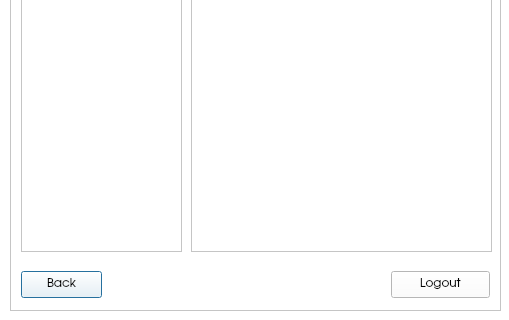
The window that adminviewresult.ui (abhinavthukral28/stuPID) describes before a commit, drawn with Qt 5; both pictures show x 0 to 509 and y 200 to 520 of the 509 by 520 pixel window.
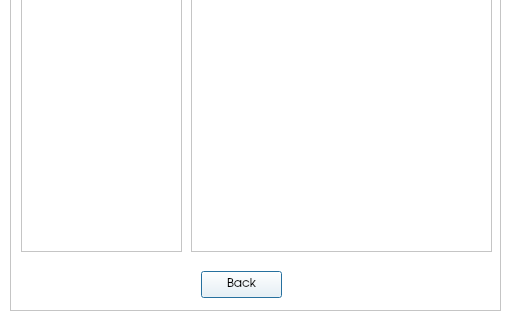
The same window after the commit.

```diff
--- a/adminviewresult.ui
+++ b/adminviewresult.ui
@@ -67,7 +67,7 @@
     <widget class="QPushButton" name="BackButton">
      <property name="geometry">
       <rect>
-       <x>10</x>
+       <x>190</x>
        <y>460</y>
        <width>81</width>
        <height>27</height>
@@ -82,24 +82,6 @@
       <string>Back</string>
      </property>
     </widget>
-    <widget class="QPushButton" name="pushButton">
-     <property name="geometry">
-      <rect>
-       <x>380</x>
-       <y>460</y>
-       <width>99</width>
-       <height>27</height>
-      </rect>
-     </property>
-     <property name="font">
-      <font>
-       <family>URW Gothic L</family>
-      </font>
-     </property>
-     <property name="text">
-      <string>Logout</string>
-     </property>
-    </widget>
     <widget class="QTextBrowser" name="textBrowser_2">
      <property name="geometry">
       <rect>
```
